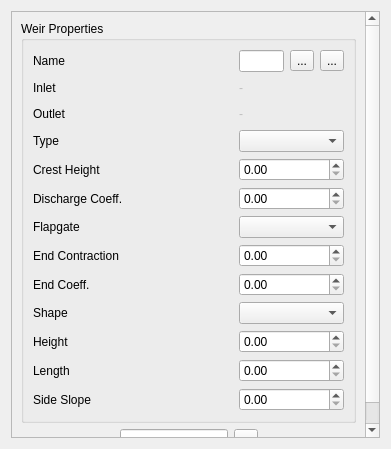
Before: the Qt Designer form flo2d/ui/weir_attributes.ui in FLO-2DSoftware/qgis-flo-2d-plugin, drawn with Qt 5.
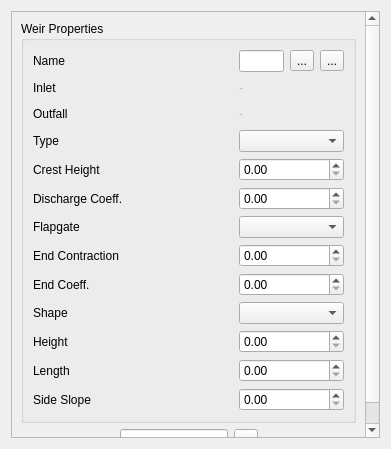
After: the same form once the commit is applied. Icons and pictures are not drawn.

Commit message: Changed outlet to outfall

Diff of the .ui file:
```diff
--- a/flo2d/ui/weir_attributes.ui
+++ b/flo2d/ui/weir_attributes.ui
@@ -112,7 +112,7 @@
             <item row="2" column="0">
              <widget class="QLabel" name="label_3">
               <property name="text">
-               <string>Outlet</string>
+               <string>Outfall</string>
               </property>
              </widget>
             </item>
```
The commit also changes 11 other files.
